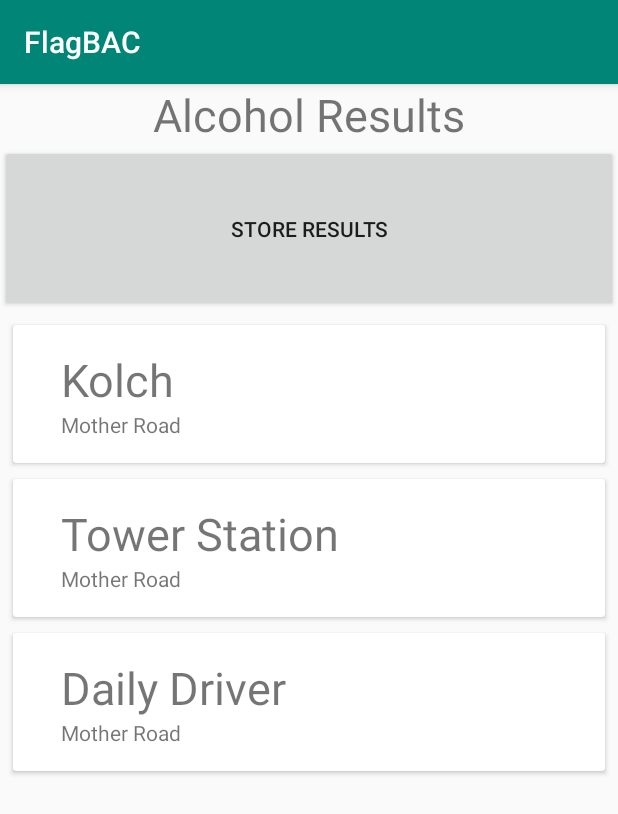
After one commit to Porter-Carl-IV/FlagBAC, an Android app: the AlcoholSearch screen opened directly, with no data from a screen before it, on a phone screen of 412 x 824 dp. The commit adds this screen. Shown: the top 814 px of the screen. Run offline under Robolectric (Android 15) with nearby library versions, the phone set to English and light mode, and no system bars.

Commit message:
Added all of the Kotlin Classes for Alcohol Search/ Store Search. StoreAdapter and Alcohol adapter are what run the RecyclerViews. I genuinely could not figure out how to get the cardview's to lead to a new activity, and that was after a couple hours of googling and failing to find any answers, but I could also be dumb. I added a button on AlcoholSearch that leads to StoreSearch for the time being.

```diff
--- a/app/build.gradle
+++ b/app/build.gradle
@@ -32,4 +32,6 @@ dependencies {
     androidTestImplementation 'androidx.test.ext:junit:1.1.0'
     androidTestImplementation 'androidx.test.espresso:espresso-core:3.1.1'
     implementation 'com.google.android.material:material:1.0.0'
+    implementation 'androidx.cardview:cardview:1.0.0'
+    implementation 'com.android.support:cardview-v7:28.0.0'
 }
--- /dev/null
+++ b/app/src/main/java/com/example/flagbac/Alcohol.kt
@@ -0,0 +1,6 @@
+package com.example.flagbac
+
+class Alcohol(var name: String, var brewery: String, var imgID: Int) {
+
+
+}
--- /dev/null
+++ b/app/src/main/java/com/example/flagbac/AlcoholAdapter.kt
@@ -0,0 +1,34 @@
+package com.example.flagbac
+
+import android.content.Context
+import android.view.LayoutInflater
+import android.view.View
+import android.view.ViewGroup
+import android.widget.TextView
+import androidx.recyclerview.widget.RecyclerView
+
+class AlcoholAdapter(val alcoholList: ArrayList<Alcohol>,
+                     val context: Context) : RecyclerView.Adapter<AlcoholAdapter.ViewHolder>() {
+    override fun onCreateViewHolder(parent: ViewGroup, position: Int): ViewHolder {
+        val views = LayoutInflater.from(parent.context).inflate(R.layout.alcohol_card_view,
+            parent, false)
+
+        return ViewHolder(views)
+    }
+    override fun getItemCount(): Int {
+        return alcoholList.size
+    }
+    override fun onBindViewHolder(holder: ViewHolder, position: Int) {
+        holder.name?.text = alcoholList[position].name
+        holder.brewery?.text = alcoholList[position].brewery
+        //holder.imgID?.text = alcoholList[location].imgID.toString()
+    }
+    class ViewHolder(itemView: View) : RecyclerView.ViewHolder(itemView) {
+        val name = itemView.findViewById<TextView>(R.id.alcohol_name)
+        val brewery = itemView.findViewById<TextView>(R.id.alcohol_brewery)
+        //val imgID = itemView.findViewById<ImageView>(R.id.alcohol_photo)
+
+    }
+
+
+}
--- /dev/null
+++ b/app/src/main/java/com/example/flagbac/AlcoholSearch.kt
@@ -0,0 +1,43 @@
+package com.example.flagbac
+
+import android.content.Intent
+import android.os.Bundle
+import android.view.View
+import androidx.appcompat.app.AppCompatActivity
+import androidx.recyclerview.widget.LinearLayoutManager
+import com.example.flagbac.R.layout.alcohol_search
+import kotlinx.android.synthetic.main.alcohol_search.*
+import kotlinx.android.synthetic.main.alcohol_card_view.*
+
+class AlcoholSearch : AppCompatActivity()  {
+
+    var alcoholList: ArrayList<Alcohol> = ArrayList()
+
+    override fun onCreate(savedInstanceState: Bundle?) {
+        super.onCreate(savedInstanceState)
+        setContentView(alcohol_search)
+
+        alcoholSearchRV.layoutManager = LinearLayoutManager(this,
+            LinearLayoutManager.VERTICAL, false)
+
+        addAlcohol()
+
+        val alcoholRVAdapter = AlcoholAdapter( alcoholList, this )
+        alcoholSearchRV.adapter = alcoholRVAdapter
+
+
+        storeResultButton.setOnClickListener{
+            val storeIntent = Intent(this@AlcoholSearch, StoreSearch::class.java)
+            startActivity(storeIntent)
+        }
+    }
+
+    fun addAlcohol() {
+        val kolch = Alcohol("Kolch", "Mother Road", 4)
+        val towerStation = Alcohol("Tower Station", "Mother Road", 5)
+        val dailyDriver = Alcohol( "Daily Driver", "Mother Road", 6)
+        alcoholList.add(kolch)
+        alcoholList.add(towerStation)
+        alcoholList.add(dailyDriver)
+    }
+}
--- /dev/null
+++ b/app/src/main/java/com/example/flagbac/Store.kt
@@ -0,0 +1,4 @@
+package com.example.flagbac
+
+class Store(val name: String) {
+}
--- /dev/null
+++ b/app/src/main/res/layout/alcohol_card_view.xml
@@ -0,0 +1,49 @@
+<?xml version="1.0" encoding="utf-8"?>
+<LinearLayout xmlns:android="http://schemas.android.com/apk/res/android"
+    xmlns:tools="http://schemas.android.com/tools"
+    android:id="@+id/linearLayout"
+    android:layout_width="match_parent"
+    android:layout_height="wrap_content"
+    android:orientation="vertical">
+
+
+    <androidx.cardview.widget.CardView
+        android:id="@+id/alcoholCV"
+        android:layout_width="match_parent"
+        android:layout_height="wrap_content"
+        android:layout_margin="5dp" >
+
+
+        <RelativeLayout
+            android:layout_width="match_parent"
+            android:layout_height="wrap_content"
+            android:padding="16dp"
+            android:paddingTop="7dp">
+
+            <ImageView
+                android:id="@+id/alcohol_photo"
+                android:layout_width="wrap_content"
+                android:layout_height="wrap_content"
+                android:layout_alignParentLeft="true"
+                android:layout_alignParentTop="true"
+                android:layout_marginRight="16dp"
+                tools:srcCompat="@tools:sample/avatars[0]" />
+
+            <TextView
+                android:id="@+id/alcohol_name"
+                android:layout_width="wrap_content"
+                android:layout_height="wrap_content"
+                android:layout_alignParentTop="true"
+                android:layout_toRightOf="@+id/alcohol_photo"
+                android:textSize="30sp" />
+
+            <TextView
+                android:id="@+id/alcohol_brewery"
+                android:layout_width="wrap_content"
+                android:layout_height="wrap_content"
+                android:layout_below="@+id/alcohol_name"
+                android:layout_toRightOf="@+id/alcohol_photo" />
+
+        </RelativeLayout>
+    </androidx.cardview.widget.CardView>
+</LinearLayout>
--- a/app/src/main/res/layout/alcohol_search.xml
+++ b/app/src/main/res/layout/alcohol_search.xml
@@ -7,6 +7,20 @@
         android:id="@+id/textView"
         android:layout_width="match_parent"
         android:layout_height="wrap_content"
-        android:text="@string/alcohol_search_label"
-        android:textSize="30sp" />
+        android:text="@string/alcohol_search_banner"
+        android:textSize="30sp"
+        android:gravity="center"/>
+
+    <Button
+        android:id="@+id/storeResultButton"
+        android:layout_width="match_parent"
+        android:layout_height="111dp"
+        android:text="@string/store_search_banner" />
+
+    <androidx.recyclerview.widget.RecyclerView
+        android:id="@+id/alcoholSearchRV"
+        android:layout_width="match_parent"
+        android:layout_height="559dp"
+        android:layout_margin="3dp" />
+
 </LinearLayout>
--- a/app/src/main/res/values/strings.xml
+++ b/app/src/main/res/values/strings.xml
@@ -1,4 +1,5 @@
 <resources>
     <string name="app_name">FlagBAC</string>
-    <string name="alcohol_search_label">Alcohol Results</string>
+    <string name="alcohol_search_banner">Alcohol Results</string>
+    <string name="store_search_banner">Store Results</string>
 </resources>
```
Also changed, not shown: app/src/main/AndroidManifest.xml (+8 -1 lines), app/src/main/java/com/example/flagbac/StoreAdapter.kt (added, +28 -0 lines), app/src/main/java/com/example/flagbac/StoreSearch.kt (added, +32 -0 lines), app/src/main/res/layout/store_card_view.xml (added, +19 -0 lines), app/src/main/res/layout/store_search.xml (+15 -0 lines), 1 other file.
